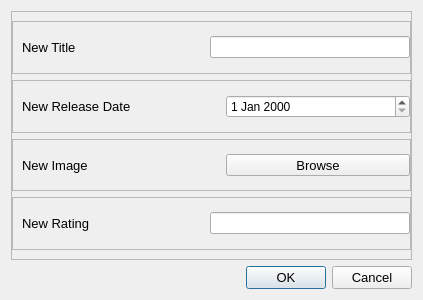
Old version of the form ui/add_dialog.ui in the repository ngfuong/crud-ranking-app.
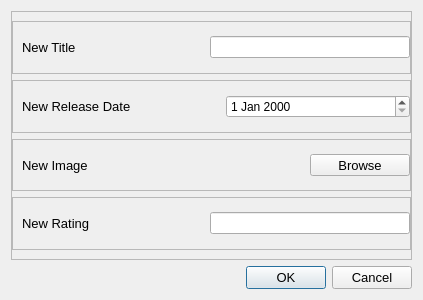
New version of the form. Icons and pictures are not drawn.

Commit message: STYLE: Buttons and fonts

What changed in the file:
```diff
--- a/ui/add_dialog.ui
+++ b/ui/add_dialog.ui
@@ -168,7 +168,7 @@
            </property>
            <property name="maximumSize">
             <size>
-             <width>200</width>
+             <width>100</width>
              <height>16777215</height>
             </size>
            </property>
```
The commit also changes 7 other files.
